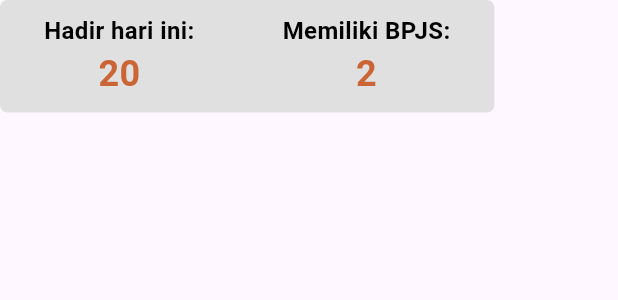
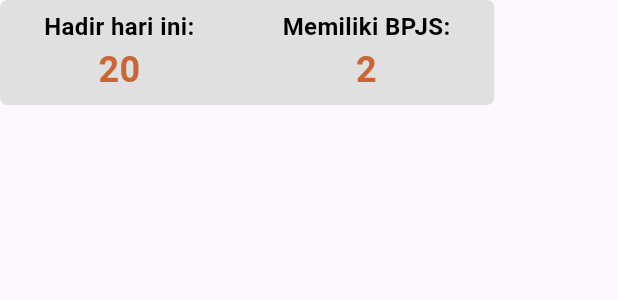
Before and after one commit to izasoerya/simanja_app, a Flutter app: the DashboardCountRemaja widget shown alone on an empty page, opened directly, on a phone screen of 412 x 824 dp. Shown: the top 300 px of the screen. Run offline on Flutter 3.47's test engine with Material 3 defaults, Android fonts, the phone set to English and light mode, and no system bars; our stand-ins replace flutter_dotenv, flutter_riverpod, go_router, google_fonts, supabase_flutter; accounts and stored records are empty.

Commit message:
chore: dashboard kader

```diff
--- a/lib/presentation/widgets/organism/dashboard_count_remaja.dart
+++ b/lib/presentation/widgets/organism/dashboard_count_remaja.dart
@@ -8,7 +8,7 @@
   Widget build(BuildContext context) {
     return Container(
       width: MediaQuery.of(context).size.width * 0.8,
-      height: 75,
+      height: 70,
       decoration: BoxDecoration(
         color: Colors.grey.shade300,
         borderRadius: const BorderRadius.all(Radius.circular(5)),
```
